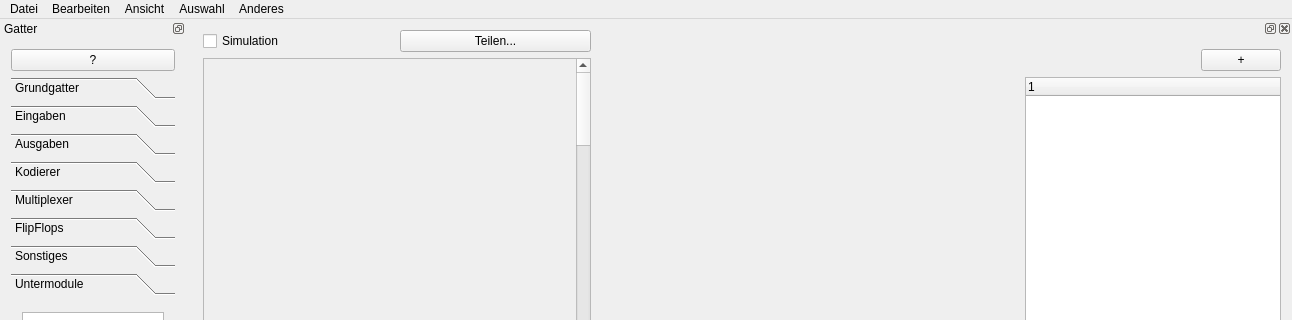
Above: mainwindow.ui from chriku/qdigi before the change; both pictures show x 0 to 1292 and y 0 to 320 of the 1292 by 666 pixel window. Below: the same form after it.
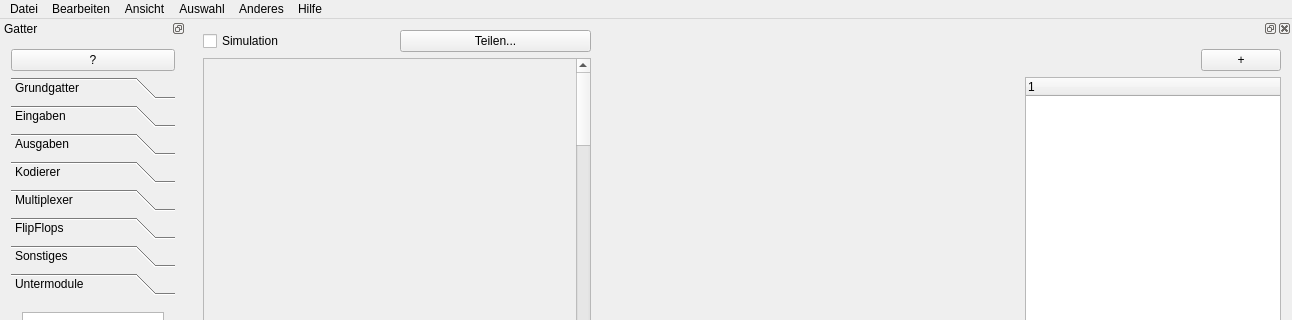
That is the form after the change. Icons and pictures are not drawn. Custom widgets are drawn as their Qt base class.

The edit to the form file:
```diff
--- a/mainwindow.ui
+++ b/mainwindow.ui
@@ -820,11 +820,18 @@
     <addaction name="actionUndo"/>
     <addaction name="actionRedo"/>
    </widget>
+   <widget class="QMenu" name="menu_ber">
+    <property name="title">
+     <string>Hilfe</string>
+    </property>
+    <addaction name="action_ber"/>
+   </widget>
    <addaction name="menuDatei"/>
    <addaction name="menuBearbeiten"/>
    <addaction name="menuAnsicht"/>
    <addaction name="menuAuswahl"/>
    <addaction name="menuAnderes"/>
+   <addaction name="menu_ber"/>
   </widget>
   <widget class="QStatusBar" name="statusBar"/>
   <widget class="QDockWidget" name="dockWidget_2">
```
Left out of the diff: 6 changed lines with no effect on the pictures.
